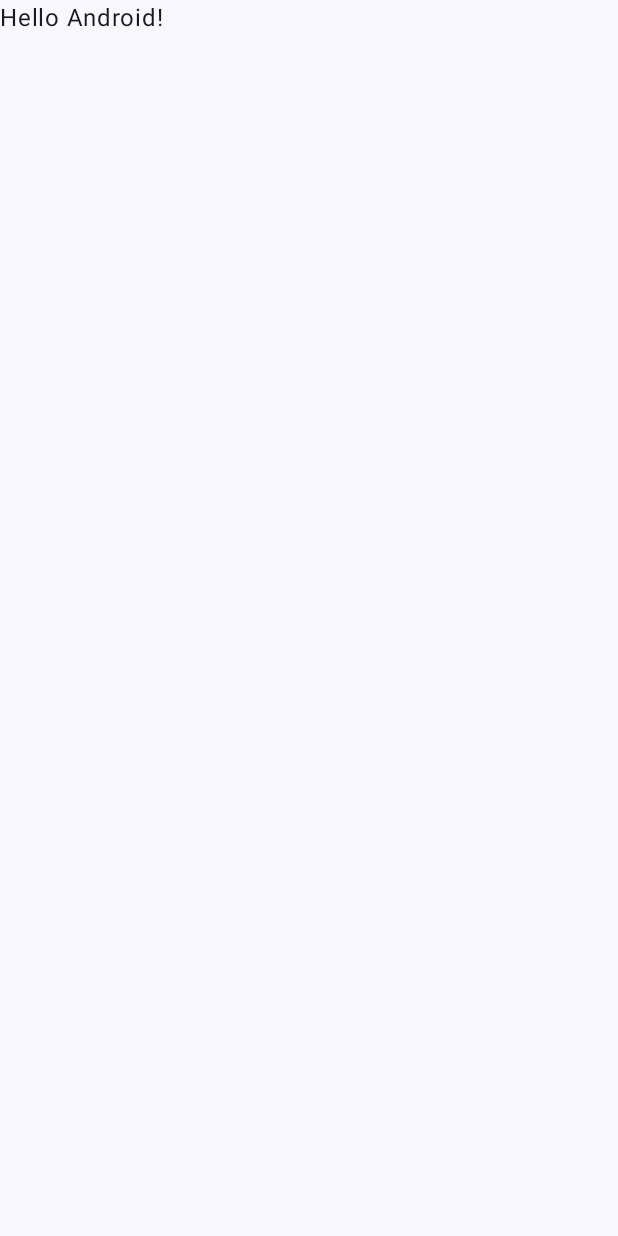
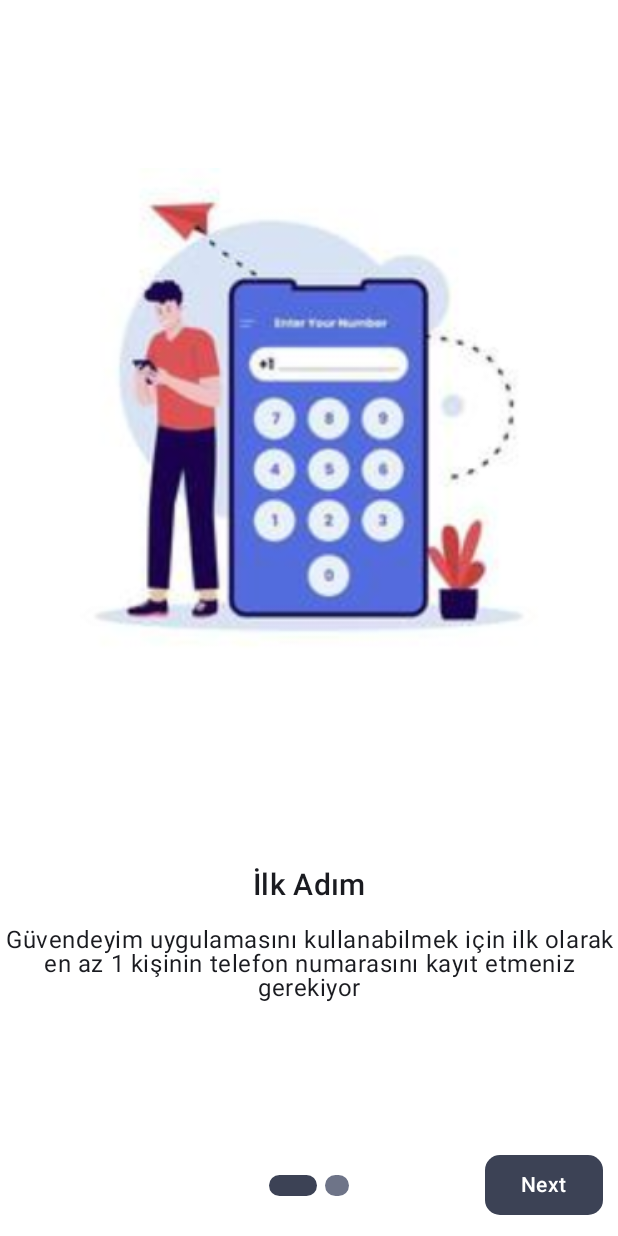
Before and after one commit to murattguzell/GuvendeyimClone, an Android app built with Jetpack Compose: the screen it shows after launch (MainActivity), on a phone screen of 412 x 824 dp. Before the commit the screen is almost empty. Run offline under Robolectric (Android 15) with nearby library versions, the phone set to English and light mode, and no system bars.

Commit message:
splash screen and onBoarding screens completed

```diff
--- a/app/src/main/AndroidManifest.xml
+++ b/app/src/main/AndroidManifest.xml
@@ -6,9 +6,9 @@
         android:allowBackup="true"
         android:dataExtractionRules="@xml/data_extraction_rules"
         android:fullBackupContent="@xml/backup_rules"
-        android:icon="@mipmap/ic_launcher"
+        android:icon="@drawable/logo"
         android:label="@string/app_name"
-        android:roundIcon="@mipmap/ic_launcher_round"
+        android:roundIcon="@drawable/logo"
         android:supportsRtl="true"
         android:theme="@style/Theme.GuvendeyimClone"
         tools:targetApi="31">
--- a/app/src/main/java/com/muratguzel/myapplication/MainActivity.kt
+++ b/app/src/main/java/com/muratguzel/myapplication/MainActivity.kt
@@ -3,45 +3,72 @@ package com.muratguzel.myapplication
 import android.os.Bundle
 import androidx.activity.ComponentActivity
 import androidx.activity.compose.setContent
-import androidx.activity.enableEdgeToEdge
-import androidx.compose.foundation.layout.fillMaxSize
-import androidx.compose.foundation.layout.padding
-import androidx.compose.material3.Scaffold
+import androidx.compose.foundation.layout.Column
+import androidx.compose.material3.MaterialTheme
 import androidx.compose.material3.Text
 import androidx.compose.runtime.Composable
-import androidx.compose.ui.Modifier
-import androidx.compose.ui.tooling.preview.Preview
+import androidx.compose.runtime.getValue
+import androidx.compose.runtime.mutableStateOf
+import androidx.compose.runtime.remember
+import androidx.compose.runtime.rememberCoroutineScope
+import androidx.compose.runtime.setValue
+import com.muratguzel.myapplication.ui.screens.OnboardingScreen
+
+import com.muratguzel.myapplication.ui.screens.SplashScreen
 import com.muratguzel.myapplication.ui.theme.GuvendeyimCloneTheme
+import com.muratguzel.myapplication.util.OnBoardingUtils
+import kotlinx.coroutines.launch
 
 class MainActivity : ComponentActivity() {
+    private val onBoardingUtils by lazy { OnBoardingUtils(this) }
+
     override fun onCreate(savedInstanceState: Bundle?) {
         super.onCreate(savedInstanceState)
-        enableEdgeToEdge()
+
         setContent {
             GuvendeyimCloneTheme {
-                Scaffold(modifier = Modifier.fillMaxSize()) { innerPadding ->
-                    Greeting(
-                        name = "Android",
-                        modifier = Modifier.padding(innerPadding)
-                    )
+
+                var isSplashFinished by remember { mutableStateOf(false) }
+
+                if (isSplashFinished) {
+                    if (onBoardingUtils.isOnboardingCompleted()) {
+                        ShowHomeScreen()
+                    } else {
+                        ShowOnboardingScreen()
+
+                    }
+                } else {
+                    SplashScreen(onTimeout = {
+                        isSplashFinished = true
+                    })
                 }
             }
         }
     }
-}
+    @Composable
+    private fun ShowOnboardingScreen() {
+        val scope = rememberCoroutineScope()
+        OnboardingScreen {
+            onBoardingUtils.setOnboardingCompleted()
+            scope.launch {
+                setContent {
+                    ShowHomeScreen()
+                }
+            }
+        }
+
+
+    }
+
+
+
+
 
 @Composable
-fun Greeting(name: String, modifier: Modifier = Modifier) {
-    Text(
-        text = "Hello $name!",
-        modifier = modifier
-    )
-}
-
-@Preview(showBackground = true)
-@Composable
-fun GreetingPreview() {
-    GuvendeyimCloneTheme {
-        Greeting("Android")
+private fun ShowHomeScreen() {
+    // Ana ekran içeriği
+    Column {
+        Text(text = "Home Screen", style = MaterialTheme.typography.headlineLarge)
     }
 }
+}
--- /dev/null
+++ b/app/src/main/java/com/muratguzel/myapplication/data/entity/OnBoardingScreenModel.kt
@@ -0,0 +1,25 @@
+package com.muratguzel.myapplication.data.entity
+
+import androidx.annotation.DrawableRes
+import com.muratguzel.myapplication.R
+
+sealed class OnBoardingScreenModel(
+    @DrawableRes val image: Int,
+    val title: String,
+    val description: String,
+) {
+
+    data object FirstPage : OnBoardingScreenModel(
+        image = R.drawable.enterphonenumber,
+        title = "İlk Adım",
+        description = "Güvendeyim uygulamasını kullanabilmek için ilk olarak en az 1 kişinin telefon numarasını kayıt etmeniz gerekiyor"
+    )
+
+    data object SecondPage : OnBoardingScreenModel(
+        image = R.drawable.chatting_phone,
+        title = "Güvendeyim!",
+        description = "Olası bir deprem, yangın ya da farklı bir acil durumda butona tıkladığınız taktirde eklemiş olduğunuz telefon numaralarına konumunuz ve güvende olduğunuza dair SMS gönderilecektir"
+    )
+
+
+}
--- /dev/null
+++ b/app/src/main/java/com/muratguzel/myapplication/ui/composable/ButtonUI.kt
@@ -0,0 +1,52 @@
+package com.muratguzel.myapplication.ui.composable
+
+
+import androidx.compose.foundation.shape.RoundedCornerShape
+import androidx.compose.material3.Button
+import androidx.compose.material3.ButtonDefaults
+import androidx.compose.material3.MaterialTheme
+import androidx.compose.material3.Text
+import androidx.compose.runtime.Composable
+import androidx.compose.ui.graphics.Color
+import androidx.compose.ui.text.TextStyle
+import androidx.compose.ui.tooling.preview.Preview
+import androidx.compose.ui.unit.dp
+import androidx.compose.ui.unit.sp
+
+@Composable
+fun ButtonUI(
+    text:String = "Next",
+    backgroundColor: Color = MaterialTheme.colorScheme.primary,
+    textColor: Color = MaterialTheme.colorScheme.onPrimary,
+    textstyle:TextStyle = MaterialTheme.typography.titleMedium,
+    fontSize:Int = 14,
+    onClick:()->Unit
+){
+
+    Button(onClick,
+        colors = ButtonDefaults.buttonColors(
+            containerColor = backgroundColor,
+            contentColor = textColor
+        ),
+        shape = RoundedCornerShape(10.dp),
+
+        ) {
+
+        Text(text = text, fontSize = fontSize.sp, style = textstyle)
+
+    }
+}
+
+@Preview
+@Composable
+fun NextButton(){
+    ButtonUI ("Next"){ }
+}
+@Preview
+@Composable
+fun BackButton(){
+    ButtonUI ("Back", backgroundColor = Color.Transparent, textColor =Color.Gray, fontSize = 13){
+
+    }
+
+}
--- /dev/null
+++ b/app/src/main/java/com/muratguzel/myapplication/ui/composable/IndıcatorUI.kt
@@ -0,0 +1,55 @@
+package com.muratguzel.myapplication.ui.composable
+
+import androidx.compose.foundation.background
+import androidx.compose.foundation.layout.Arrangement
+import androidx.compose.foundation.layout.Box
+import androidx.compose.foundation.layout.Row
+import androidx.compose.foundation.layout.Spacer
+import androidx.compose.foundation.layout.height
+import androidx.compose.foundation.layout.size
+import androidx.compose.foundation.layout.width
+import androidx.compose.foundation.shape.RoundedCornerShape
+import androidx.compose.material3.MaterialTheme
+import androidx.compose.runtime.Composable
+import androidx.compose.ui.Modifier
+import androidx.compose.ui.draw.clip
+import androidx.compose.ui.graphics.Color
+import androidx.compose.ui.tooling.preview.Preview
+import androidx.compose.ui.unit.dp
+
+@Composable
+fun IndicatorUI(
+    pageSize: Int, currentPage: Int, selectedColor: Color = MaterialTheme.colorScheme.secondary,
+    unSelectedColor: Color = MaterialTheme.colorScheme.secondaryContainer,
+) {
+
+
+    Row(horizontalArrangement = Arrangement.SpaceBetween, modifier = Modifier.background(Color.White)) {
+        repeat(pageSize) {
+            Spacer(modifier = Modifier.size(2.5.dp))
+            Box(
+                modifier = Modifier
+                    .height(14.dp)
+                    .width(if (it == currentPage) 32.dp else 16.dp)
+                    .clip(RoundedCornerShape(10.dp))
+                    .background(color = if (it == currentPage) selectedColor else unSelectedColor)
+            )
+            Spacer(modifier = Modifier.size(2.5.dp))
+
+        }
+    }
+}
+
+@Preview(showBackground = true)
+@Composable
+fun IndicatorUIPreview1() {
+
+    IndicatorUI(pageSize = 3, currentPage = 0)
+}
+
+@Preview(showBackground = true)
+@Composable
+fun IndicatorUIPreview2() {
+
+    IndicatorUI(pageSize = 3, currentPage = 1)
+}
--- /dev/null
+++ b/app/src/main/java/com/muratguzel/myapplication/ui/composable/OnBoardingGraphUI.kt
@@ -0,0 +1,83 @@
+package com.muratguzel.myapplication.ui.composable
+
+import androidx.compose.foundation.Image
+import androidx.compose.foundation.background
+import androidx.compose.foundation.layout.Arrangement
+import androidx.compose.foundation.layout.Column
+import androidx.compose.foundation.layout.Spacer
+import androidx.compose.foundation.layout.fillMaxSize
+import androidx.compose.foundation.layout.fillMaxWidth
+import androidx.compose.foundation.layout.padding
+import androidx.compose.foundation.layout.size
+import androidx.compose.material3.MaterialTheme
+import androidx.compose.material3.Text
+import androidx.compose.runtime.Composable
+import androidx.compose.ui.Alignment
+import androidx.compose.ui.Modifier
+import androidx.compose.ui.graphics.Color
+import androidx.compose.ui.res.painterResource
+import androidx.compose.ui.text.style.TextAlign
+import androidx.compose.ui.tooling.preview.Preview
+import androidx.compose.ui.unit.dp
+import androidx.compose.ui.unit.sp
+import com.muratguzel.myapplication.data.entity.OnBoardingScreenModel
+
+@Composable
+fun OnboardingGraphUI(onBoardingScreenModel: OnBoardingScreenModel) {
+
+    Column(modifier = Modifier.fillMaxSize().background(color = Color.White), verticalArrangement = Arrangement.Center) {
+
+
+        Image(
+            painter = painterResource(id = onBoardingScreenModel.image),
+            contentDescription = null,
+            modifier = Modifier
+                .fillMaxWidth()
+                .size(500.dp)
+                .padding(40.dp, 0.dp),
+            alignment = Alignment.Center
+        )
+        Spacer(
+            modifier = Modifier.size(50.dp)
+        )
+        Text(
+            text = onBoardingScreenModel.title,
+            modifier = Modifier.fillMaxWidth(),
+            fontSize = 20.sp,
+            textAlign = TextAlign.Center,
+            style = MaterialTheme.typography.titleMedium,
+            color = MaterialTheme.colorScheme.onBackground
+        )
+        Spacer(
+            modifier = Modifier
+                .fillMaxWidth()
+                .size(15.dp)
+        )
+        Text(
+            text = onBoardingScreenModel.description,
+            modifier = Modifier.fillMaxWidth(),
+            fontSize = 16.sp,
+            textAlign = TextAlign.Center,
+            style = MaterialTheme.typography.bodySmall,
+            color = MaterialTheme.colorScheme.onSurface
+        )
+        Spacer(
+            modifier = Modifier
+                .fillMaxWidth()
+                .size(60.dp)
+        )
+    }
+}
+
+
+@Preview(showBackground = true)
+@Composable
+fun OnboardingGraphUIPreview1() {
+    OnboardingGraphUI(OnBoardingScreenModel.FirstPage)
+}
+
+@Preview(showBackground = true)
+@Composable
+fun OnboardingGraphUIPreview2() {
+    OnboardingGraphUI(OnBoardingScreenModel.SecondPage)
+}
--- /dev/null
+++ b/app/src/main/java/com/muratguzel/myapplication/ui/screens/OnBoardingScreen.kt
@@ -0,0 +1,113 @@
+package com.muratguzel.myapplication.ui.screens
+
+import androidx.compose.foundation.background
+import androidx.compose.foundation.layout.Arrangement
+import androidx.compose.foundation.layout.Box
+import androidx.compose.foundation.layout.Column
+import androidx.compose.foundation.layout.Row
+import androidx.compose.foundation.layout.fillMaxWidth
+import androidx.compose.foundation.layout.padding
+import androidx.compose.foundation.pager.HorizontalPager
+import androidx.compose.foundation.pager.rememberPagerState
+import androidx.compose.material3.MaterialTheme
+import androidx.compose.material3.Scaffold
+import androidx.compose.runtime.Composable
+import androidx.compose.runtime.derivedStateOf
+import androidx.compose.runtime.remember
+import androidx.compose.runtime.rememberCoroutineScope
+import androidx.compose.ui.Alignment
+import androidx.compose.ui.Modifier
+import androidx.compose.ui.graphics.Color
+import androidx.compose.ui.tooling.preview.Preview
+import androidx.compose.ui.unit.dp
+import com.muratguzel.myapplication.data.entity.OnBoardingScreenModel
+import com.muratguzel.myapplication.ui.composable.ButtonUI
+import com.muratguzel.myapplication.ui.composable.IndicatorUI
+import com.muratguzel.myapplication.ui.composable.OnboardingGraphUI
+import kotlinx.coroutines.launch
+
+@Composable
+fun OnboardingScreen(onFinished: () -> Unit) {
+
+    val pages = listOf(
+        OnBoardingScreenModel.FirstPage, OnBoardingScreenModel.SecondPage
+    )
+
+    val pagerState = rememberPagerState(initialPage = 0) {
+        pages.size
+    }
+    val buttonState = remember {
+        derivedStateOf {
+            when (pagerState.currentPage) {
+                0 -> listOf("", "Next")
+                1 -> listOf("Back", "Start")
+                else -> listOf("", "")
+            }
+        }
+    }
+
+    val scope = rememberCoroutineScope()
+
+    Scaffold(bottomBar = {
+        Row(
+            modifier = Modifier
+                .fillMaxWidth()
+                .background(Color.White) // Arka plan rengini beyaz olarak ayarla
+
+                .padding(10.dp, 10.dp),
+            horizontalArrangement = Arrangement.SpaceBetween,
+            verticalAlignment = Alignment.CenterVertically
+        ) {
+
+            Box(modifier = Modifier.weight(1f),
+                contentAlignment = Alignment.CenterStart) { if (buttonState.value[0].isNotEmpty()) {
+                ButtonUI (text = buttonState.value[0],
+                    backgroundColor = Color.Transparent,
+                    textColor = Color.Gray) {
+                    scope.launch {
+                        if (pagerState.currentPage > 0) {
+                            pagerState.animateScrollToPage(pagerState.currentPage - 1)
+                        }
+                    }
+                }
+            }
+            }
+            Box(modifier = Modifier.weight(1f),
+                contentAlignment = Alignment.Center) {
+                IndicatorUI(pageSize = pages.size, currentPage = pagerState.currentPage)
+            }
+
+            Box(modifier = Modifier.weight(1f),
+                contentAlignment = Alignment.CenterEnd) {
+                ButtonUI  (text = buttonState.value[1],
+                    backgroundColor = MaterialTheme.colorScheme.secondary,
+                    textColor = MaterialTheme.colorScheme.onPrimary) {
+                    scope.launch {
+                        if (pagerState.currentPage < pages.size - 1) {
+                            pagerState.animateScrollToPage(pagerState.currentPage + 1)
+                        } else {
+                            onFinished()
+                        }
+                    }
+                }
+            }
+
+        }
+    }, content = {
+        Column(Modifier.padding(it)) {
+            HorizontalPager(state = pagerState) { index ->
+                OnboardingGraphUI(onBoardingScreenModel = pages[index])
+            }
+        }
+    })
+
+
+}
+
+@Preview(showBackground = true)
+@Composable
+fun OnboardingScreenPreview() {
+    OnboardingScreen {
+
+    }
+}
--- /dev/null
+++ b/app/src/main/java/com/muratguzel/myapplication/ui/screens/SplashSreen.kt
@@ -0,0 +1,66 @@
+package com.muratguzel.myapplication.ui.screens
+
+import androidx.compose.foundation.Image
+import androidx.compose.foundation.background
+import androidx.compose.foundation.layout.Arrangement
+import androidx.compose.foundation.layout.Box
+import androidx.compose.foundation.layout.Column
+import androidx.compose.foundation.layout.Spacer
+import androidx.compose.foundation.layout.fillMaxSize
+import androidx.compose.foundation.layout.padding
+import androidx.compose.foundation.layout.size
+import androidx.compose.material3.CircularProgressIndicator
+import androidx.compose.runtime.Composable
+import androidx.compose.runtime.LaunchedEffect
+import androidx.compose.ui.Alignment
+import androidx.compose.ui.Modifier
+import androidx.compose.ui.graphics.Color
+import androidx.compose.ui.res.painterResource
+import androidx.compose.ui.tooling.preview.Preview
+import androidx.compose.ui.unit.dp
+import com.muratguzel.myapplication.R
+import kotlinx.coroutines.delay
+
+
+@Composable
+fun SplashScreen(onTimeout: () -> Unit) {
+    // Bu ekran için bir animasyon veya logo gösterebilirsiniz.
+    // Bu örnekte CircularProgressIndicator kullanalım.
+
+    Box(
+        modifier = Modifier
+            .fillMaxSize()
+            .background(Color.White), // Arka plan rengini belirleyebilirsiniz
+        contentAlignment = Alignment.Center
+    ) {
+        Column(
+            horizontalAlignment = Alignment.CenterHorizontally,
+            verticalArrangement = Arrangement.Center
+        ) {
+            Image(
+                painter = painterResource(id = R.drawable.logo), // Logonuzu buraya koyabilirsiniz
+                contentDescription = "Logo",
+                modifier = Modifier.size(150.dp)
+            )
+
+
+        }
+        CircularProgressIndicator(modifier = Modifier.align(Alignment.BottomCenter).padding(32.dp), color = Color.Gray) // Yükleniyor göstergesi
+
+    }
+
+    // Burada 3 saniye sonra ekranın geçmesini sağlayacak bir zamanlayıcı kullanıyoruz.
+    LaunchedEffect(Unit) {
+        delay(3000) // 3 saniye bekle
+        onTimeout() // Zamanlayıcı bitince ana ekranı göster
+    }
+}
+
+
+@Preview(showBackground = true)
+@Composable
+fun SplashScreenPreview(){
+    SplashScreen{
+
+    }
+}
--- /dev/null
+++ b/app/src/main/java/com/muratguzel/myapplication/util/OnBoardingUtils.kt
@@ -0,0 +1,19 @@
+package com.muratguzel.myapplication.util
+
+import android.content.Context
+
+class OnBoardingUtils(private val context: Context) {
+
+    fun isOnboardingCompleted(): Boolean {
+        return context.getSharedPreferences("onboarding", Context.MODE_PRIVATE)
+            .getBoolean("completed", false)
+    }
+
+    fun setOnboardingCompleted() {
+        context.getSharedPreferences("onboarding", Context.MODE_PRIVATE)
+            .edit()
+            .putBoolean("completed", true)
+            .apply()
+    }
+
+}
--- a/build.gradle.kts
+++ b/build.gradle.kts
@@ -3,4 +3,5 @@ plugins {
     alias(libs.plugins.android.application) apply false
     alias(libs.plugins.kotlin.android) apply false
     alias(libs.plugins.kotlin.compose) apply false
+    id("com.google.dagger.hilt.android") version "2.51.1" apply false
 }
```
Also changed, not shown: app/build.gradle.kts (+23 -2 lines), gradle/libs.versions.toml (+14 -0 lines), app/src/main/res/drawable/chatting_phone.jpg (added), app/src/main/res/drawable/enterphonenumber.jpg (added), 1 other file.
